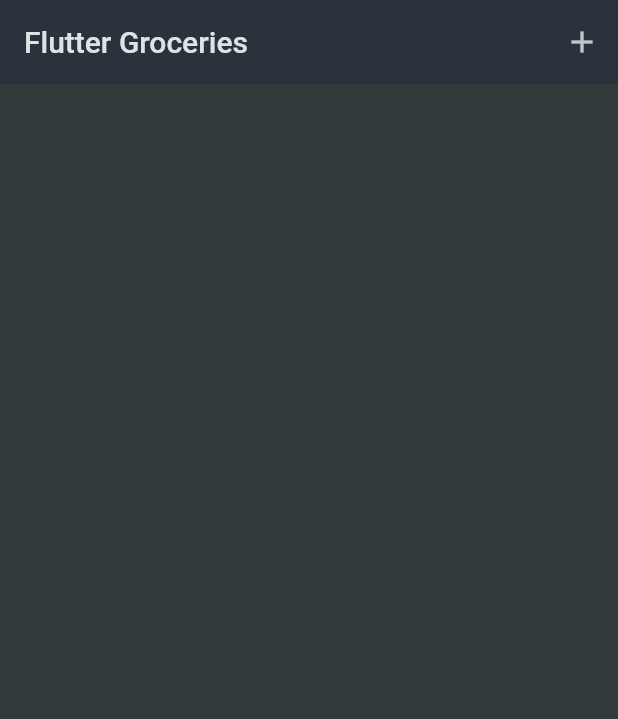
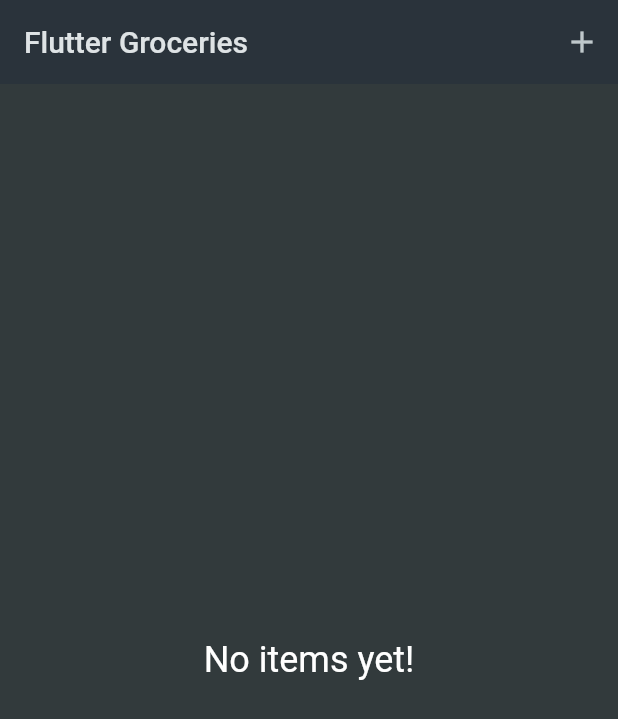
Before and after one commit to vedantheda/shopping_list, a Flutter app: the screen it shows after launch, on a phone screen of 412 x 824 dp. Shown: the top 719 px of the screen. Run offline on Flutter 3.47's test engine with Material 2 defaults, Android fonts, the phone set to English and light mode, and no system bars.

Commit message:
nullable fix and dissmisable

```diff
--- a/lib/widgets/grocery_list.dart
+++ b/lib/widgets/grocery_list.dart
@@ -15,14 +15,24 @@ class _GroceryListState extends State<GroceryList> {
   void _addItem() async {
     final newItem = await Navigator.of(context).push<GroceryItem>(
       MaterialPageRoute(
-        builder: (context) => const NewItem(),
+        builder: (ctx) => const NewItem(),
       ),
     );
 
     if (newItem == null) {
       return;
     }
+    setState(
+      () {
         groceryItems.add(newItem);
+      },
+    );
+  }
+
+  _removeItem(GroceryItem item) {
+    setState(() {
+      groceryItems.remove(item);
+    });
   }
 
   @override
@@ -37,10 +47,25 @@ class _GroceryListState extends State<GroceryList> {
           ),
         ],
       ),
-      body: ListView.builder(
+      body: groceryItems.isEmpty
+          ? const Center(
+              child: Column(
+                mainAxisAlignment: MainAxisAlignment.center,
+                children: [
+                  Text(
+                    'No items yet!',
+                    style: TextStyle(fontSize: 24),
+                  ),
+                ],
+              ),
+            )
+          : ListView.builder(
               itemCount: groceryItems.length,
               itemBuilder: (ctx, index) {
-          return ListTile(
+                return Dismissible(
+                  onDismissed: (direction) => _removeItem(groceryItems[index]),
+                  key: ValueKey(groceryItems[index].id),
+                  child: ListTile(
                     leading: Container(
                       height: 24,
                       width: 24,
@@ -51,6 +76,7 @@ class _GroceryListState extends State<GroceryList> {
                       groceryItems[index].category.name,
                     ),
                     trailing: Text(groceryItems[index].quantity.toString()),
+                  ),
                 );
               },
             ),
```
Also changed, not shown: lib/widgets/new_item.dart (+9 -6 lines). Lines whose indentation alone changed are shown as unchanged.
